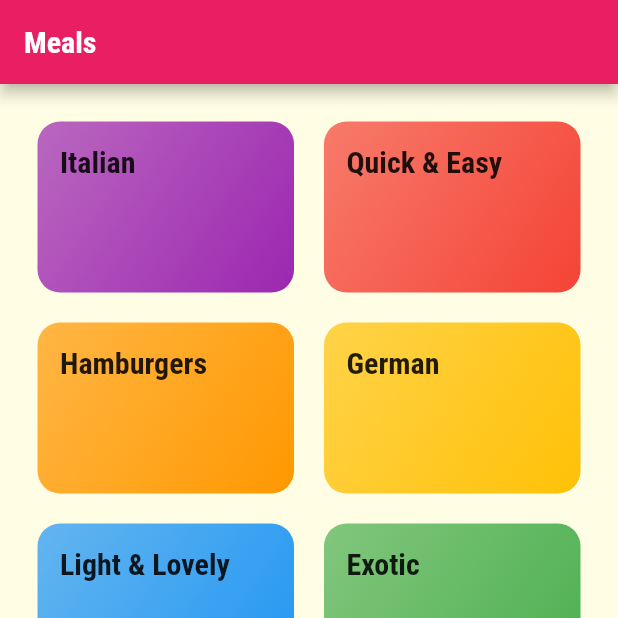
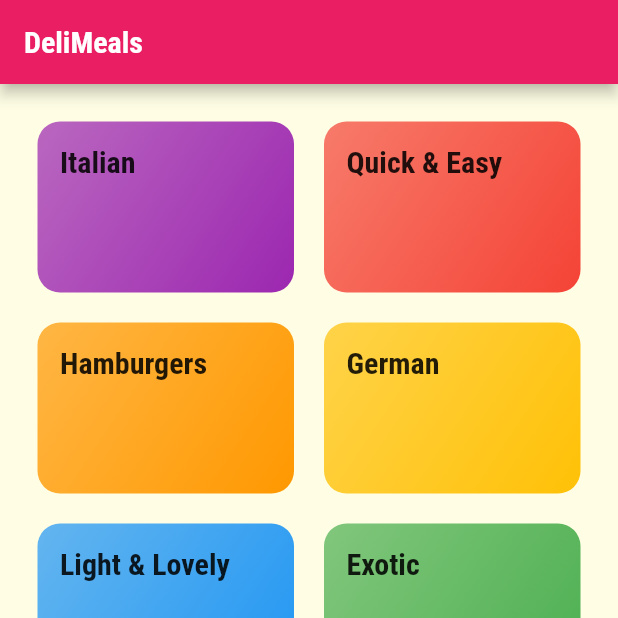
Before and after one commit to gopigoppu/learn_flutter, a Flutter app: the screen it shows after launch, on a phone screen of 412 x 824 dp, the top half of it. Run offline on Flutter 3.47's test engine with Material 2 defaults, Android fonts, the light colour scheme and no system bars.

Commit message:
category meals screen with navigation add

```diff
--- a/lib/meals/widgets/categories_screen.dart
+++ b/lib/meals/widgets/categories_screen.dart
@@ -13,7 +13,7 @@ class _CategoriesScreenState extends State<CategoriesScreen> {
   @override
   Widget build(BuildContext context) {
     return Scaffold(
-      appBar: AppBar(title: const Text('Meals')),
+      appBar: AppBar(title: const Text('DeliMeals')),
       body: GridView(
         padding: const EdgeInsets.all(25),
         gridDelegate: const SliverGridDelegateWithMaxCrossAxisExtent(
@@ -23,7 +23,8 @@ class _CategoriesScreenState extends State<CategoriesScreen> {
           mainAxisSpacing: 20,
         ),
         children: DUMMY_CATEGORIES
-            .map((catData) => CategoryItem(catData.title, catData.color))
+            .map((catData) =>
+                CategoryItem(catData.id, catData.title, catData.color))
             .toList(),
       ),
     );
--- a/lib/meals/widgets/category_item.dart
+++ b/lib/meals/widgets/category_item.dart
@@ -1,19 +1,27 @@
 import 'package:flutter/material.dart';
+import 'category_meals_screen.dart';
 
 class CategoryItem extends StatelessWidget {
+  final String id;
   final String title;
   final Color color;
 
-  const CategoryItem(this.title, this.color, {super.key});
+  const CategoryItem(this.id, this.title, this.color, {super.key});
+
+  void selectCategory(BuildContext ctx) {
+    Navigator.of(ctx).push(MaterialPageRoute(builder: (_) {
+      return CategoryMealsScreen(id, title);
+    }));
+  }
 
   @override
   Widget build(BuildContext context) {
-    return Container(
+    return InkWell(
+      onTap: () => selectCategory(context),
+      splashColor: Theme.of(context).primaryColor,
+      borderRadius: BorderRadius.circular(15),
+      child: Container(
         padding: const EdgeInsets.all(15),
-      child: Text(
-        title,
-        style: Theme.of(context).textTheme.headline6,
-      ),
         decoration: BoxDecoration(
           gradient: LinearGradient(
             colors: [
@@ -25,6 +33,11 @@ class CategoryItem extends StatelessWidget {
           ),
           borderRadius: BorderRadius.circular(15),
         ),
+        child: Text(
+          title,
+          style: Theme.of(context).textTheme.headline6,
+        ),
+      ),
     );
   }
 }
```
Also changed, not shown: lib/meals/widgets/category_meals_screen.dart (added, +20 -0 lines). Lines whose indentation alone changed are shown as unchanged.
